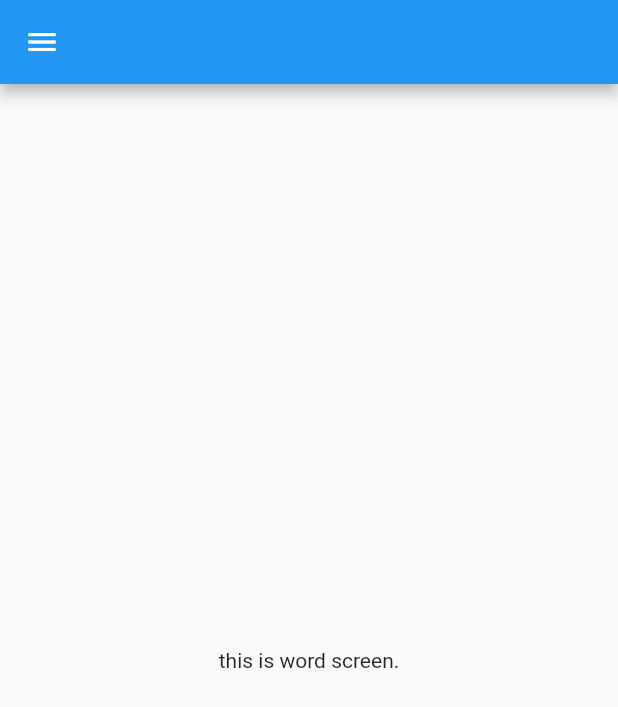
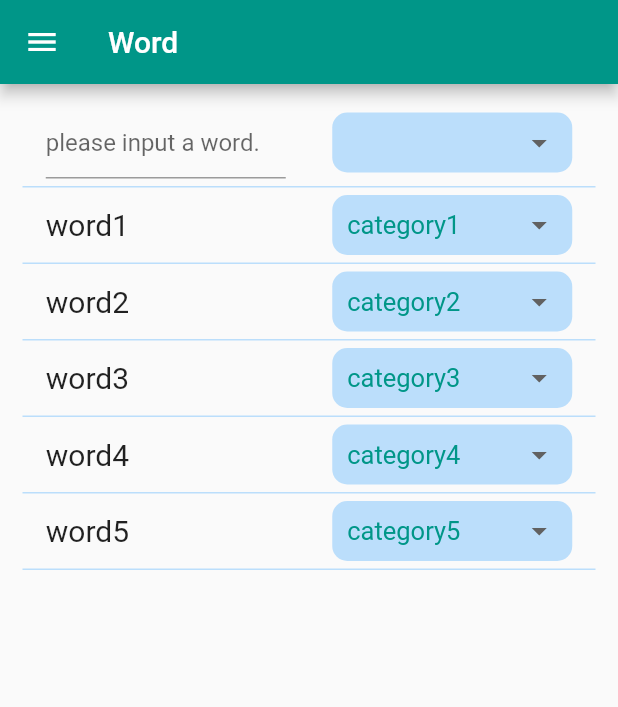
Before and after one commit to aoki1224/idea_berg, a Flutter app: the screen it shows after launch, on a phone screen of 412 x 824 dp. Shown: the top 707 px of the screen. Run offline on Flutter 3.47's test engine with Material 2 defaults, Android fonts, the phone set to English and light mode, and no system bars.

Commit message:
implement word screen

```diff
--- a/lib/Screens/category_screen.dart
+++ b/lib/Screens/category_screen.dart
@@ -1,5 +1,5 @@
 import 'package:flutter/material.dart';
-import 'package:idea_slot/Screens/drawer.dart';
+import 'package:idea_slot/Screens/navigation_drawer.dart';
 
 class CategoryScreen extends StatelessWidget {
   @override
--- a/lib/Screens/idea_list_screen.dart
+++ b/lib/Screens/idea_list_screen.dart
@@ -1,5 +1,5 @@
 import 'package:flutter/material.dart';
-import 'package:idea_slot/Screens/drawer.dart';
+import 'package:idea_slot/Screens/navigation_drawer.dart';
 
 class IdeaListScreen extends StatelessWidget {
   @override
--- a/lib/Screens/idea_slot_screen.dart
+++ b/lib/Screens/idea_slot_screen.dart
@@ -1,5 +1,5 @@
 import 'package:flutter/material.dart';
-import 'package:idea_slot/Screens/drawer.dart';
+import 'package:idea_slot/Screens/navigation_drawer.dart';
 
 class IdeaSlotScreen extends StatelessWidget {
   @override
--- a/lib/Screens/word_screen.dart
+++ b/lib/Screens/word_screen.dart
@@ -1,14 +1,59 @@
 import 'package:flutter/material.dart';
-import 'package:idea_slot/Screens/drawer.dart';
+import 'package:idea_slot/Screens/navigation_drawer.dart';
+import 'package:idea_slot/Widgets/add_word.dart';
+import 'package:idea_slot/Widgets/word.dart';
 
 class WordScreen extends StatelessWidget {
-  @override
-  Widget build(BuildContext context) {
-    return Scaffold(
-      appBar: AppBar(),
-      body: Center(child: Text("this is word screen.")),
-      drawer: NavigationDrawer(),
+  static const _wordNames = <String>[
+    "word1",
+    "word2",
+    "word3",
+    "word4",
+    "word5",
+  ];
+
+  static const _categoryNames = <String>[
+    "category1",
+    "category2",
+    "category3",
+    "category4",
+    "category5",
+  ];
+
+  Widget _buildWordWidgets(List<Widget> words) {
+    return ListView.builder(
+      itemBuilder: (BuildContext context, int index) => words[index],
+      itemCount: words.length,
     );
   }
 
+  @override
+  Widget build(BuildContext context) {
+    final words = <Word>[];
+    for (var i = 0; i < _wordNames.length; i++) {
+      words.add(Word(
+        word: _wordNames[i],
+        category: _categoryNames[i],
+      ));
+    }
+
+    return Scaffold(
+        appBar: AppBar(
+          title: Text("Word"),
+        ),
+        drawer: NavigationDrawer(),
+        body: Padding(
+          padding: EdgeInsets.only(top: 10.0),
+          child: Column(
+            children: <Widget>[
+                AddWord(),
+                Container(
+                  height: 500.0,
+                  child: _buildWordWidgets(words)
+                  ),
+            ],
+          ),
+        ),
+    );
+  }
 }
--- /dev/null
+++ b/lib/Widgets/add_word.dart
@@ -0,0 +1,29 @@
+import 'package:flutter/material.dart';
+import 'package:idea_slot/Widgets/category_dropdown.dart';
+
+class AddWord extends StatelessWidget {
+  @override
+  Widget build(BuildContext context) {
+    return Container(
+        margin: EdgeInsets.symmetric(horizontal: 15.0),
+        padding: EdgeInsets.symmetric(vertical: 5.0),
+        decoration: BoxDecoration(
+            border: BorderDirectional(
+                bottom:
+                    BorderSide(color: Theme.of(context).primaryColorLight))),
+        child: Row(
+          mainAxisAlignment: MainAxisAlignment.spaceAround,
+          children: <Widget>[
+            Container(
+              width: 160.0,
+              child: TextField(
+                decoration: InputDecoration(
+                  hintText: "please input a word.",
+                ),
+              ),
+            ),
+            CategoryDropDown(),
+          ],
+        ));
+  }
+}
--- /dev/null
+++ b/lib/Widgets/category_dropdown.dart
@@ -0,0 +1,52 @@
+import 'package:flutter/material.dart';
+
+class CategoryDropDown extends StatefulWidget {
+  final String dropdownValue;
+  const CategoryDropDown({Key key, this.dropdownValue}) : super(key: key);
+
+  @override
+  State<StatefulWidget> createState() => _CategoryDropDownState(dropdownValue);
+}
+
+class _CategoryDropDownState extends State<CategoryDropDown> {
+  String dropdownValue;
+  static const _categoryNames = <String>[
+      "category1",
+      "category2",
+      "category3",
+      "category4",
+      "category5",
+    ];
+
+  _CategoryDropDownState(this.dropdownValue);
+
+  @override
+  Widget build(BuildContext context) {
+    return Container(
+      padding: EdgeInsets.symmetric(horizontal: 10.0),
+      width: 160.0,
+      height: 40.0,
+      decoration: BoxDecoration(
+        color: Theme.of(context).primaryColorLight,
+        borderRadius: BorderRadius.circular(10.0)
+      ) ,
+      child: DropdownButtonHideUnderline(
+        child: DropdownButton<String>(
+          style: TextStyle(color: Theme.of(context).primaryColor, fontSize: 17.0),
+          value: dropdownValue,
+          items: _categoryNames.map<DropdownMenuItem<String>>((String value) {
+                return DropdownMenuItem(
+                  value: value,
+                  child: Text(value),
+                );
+              }).toList(),
+          onChanged: (String newValue) {
+            setState(() {
+              dropdownValue = newValue;
+            });
+          },
+        ),
+      ),
+    );
+  }
+}
--- /dev/null
+++ b/lib/Widgets/word.dart
@@ -0,0 +1,38 @@
+import 'package:flutter/material.dart';
+import 'package:idea_slot/Widgets/category_dropdown.dart';
+
+class Word extends StatelessWidget {
+  final String word;
+  final String category;
+
+  const Word({Key key, this.word, this.category}) :
+      assert(word != null),
+      assert(category != null),
+      super(key: key);
+
+  @override
+  Widget build(BuildContext context) {
+    return Container(
+      margin: EdgeInsets.symmetric(horizontal: 15.0),
+      padding: EdgeInsets.symmetric(vertical: 5.0),
+      decoration: BoxDecoration(
+          border: BorderDirectional(
+              bottom: BorderSide(color: Theme.of(context).primaryColorLight))),
+      child: Row(
+        mainAxisAlignment: MainAxisAlignment.spaceAround,
+        children: <Widget>[
+          Container(
+            width: 160.0,
+            child: Text(
+              word,
+              style: TextStyle(
+                fontSize: 20.0,
+              ),
+            ),
+          ),
+          CategoryDropDown(dropdownValue: category,),
+        ],
+      ),
+    );
+  }
+}
--- a/lib/main.dart
+++ b/lib/main.dart
@@ -3,11 +3,13 @@ import 'package:idea_slot/Screens/word_screen.dart';
 
 void main() => runApp(MyApp());
 
+ThemeData appTheme = ThemeData(primaryColor: Colors.teal);
+
 class MyApp extends StatelessWidget {
-  // This widget is the root of your application.
   @override
   Widget build(BuildContext context) {
     return MaterialApp(
+      theme: appTheme,
       debugShowCheckedModeBanner: false,
       home: WordScreen()
     );
```
Also changed, not shown: lib/Screens/navigation_drawer.dart (renamed from lib/Screens/drawer.dart, +6 -2 lines).
